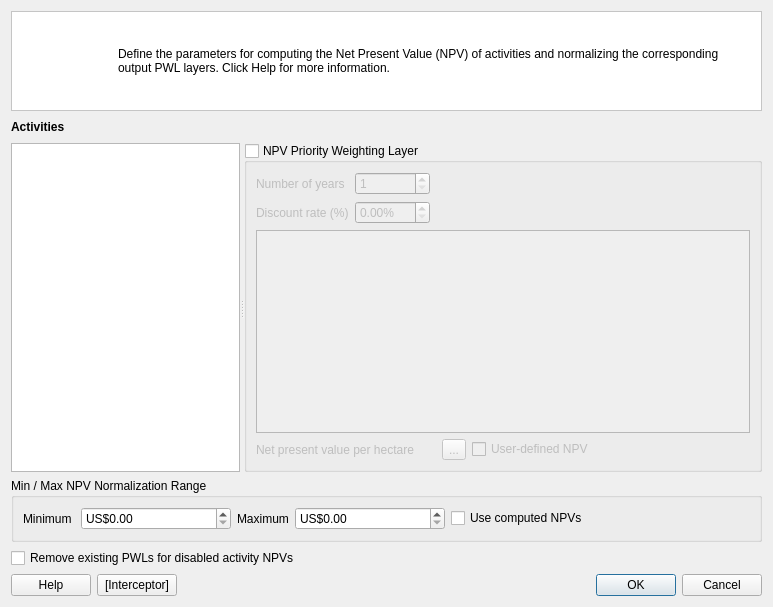
The window that src/cplus_plugin/ui/financial_pwl_dialog.ui (ConservationInternational/cplus-plugin) describes before a commit, drawn with Qt 5.
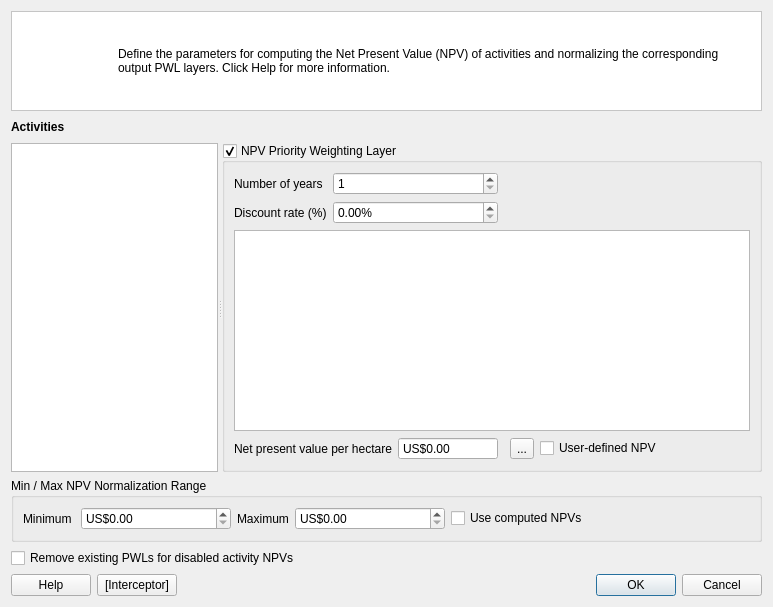
The same window after the commit. Custom widgets are drawn as their Qt base class.

```diff
--- a/src/cplus_plugin/ui/financial_pwl_dialog.ui
+++ b/src/cplus_plugin/ui/financial_pwl_dialog.ui
@@ -35,7 +35,7 @@
        <bool>true</bool>
       </property>
       <property name="checked">
-       <bool>false</bool>
+       <bool>true</bool>
       </property>
       <layout class="QGridLayout" name="gridLayout">
        <item row="4" column="6">
@@ -145,8 +145,21 @@
          </property>
         </widget>
        </item>
-       <item row="4" column="2" colspan="2">
-        <layout class="QHBoxLayout" name="npv_layout"/>
+       <item row="4" column="2">
+        <widget class="QDoubleSpinBox" name="sb_npv">
+         <property name="minimumSize">
+          <size>
+           <width>100</width>
+           <height>0</height>
+          </size>
+         </property>
+         <property name="buttonSymbols">
+          <enum>QAbstractSpinBox::NoButtons</enum>
+         </property>
+         <property name="prefix">
+          <string>US$</string>
+         </property>
+        </widget>
        </item>
       </layout>
      </widget>
```
